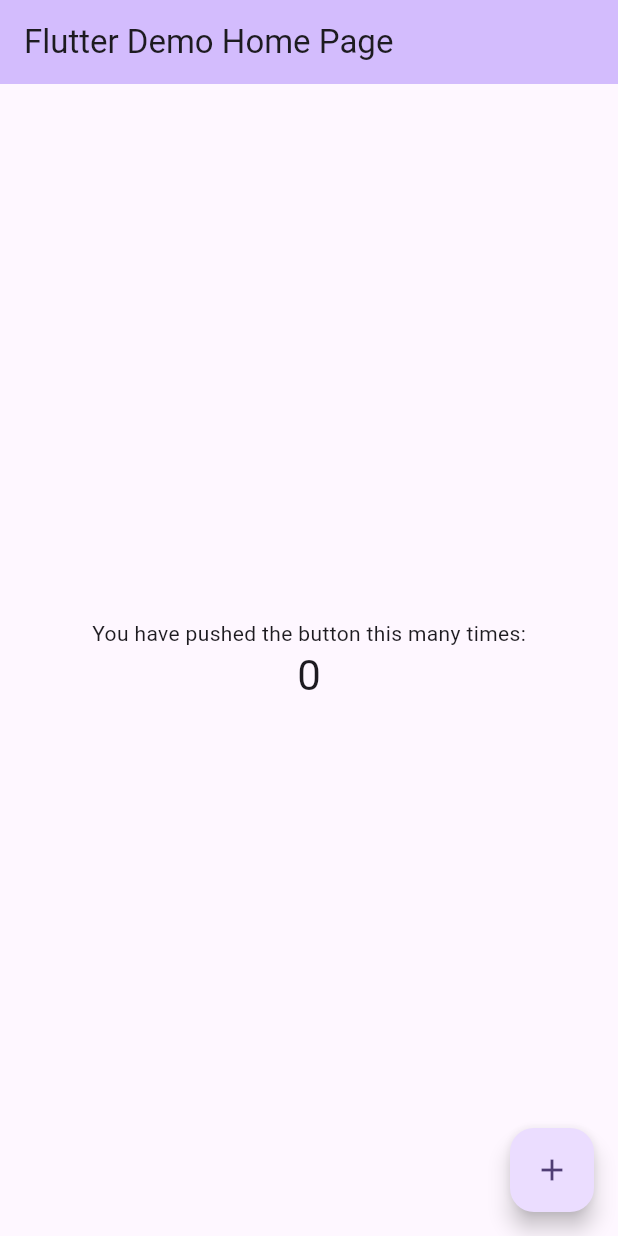
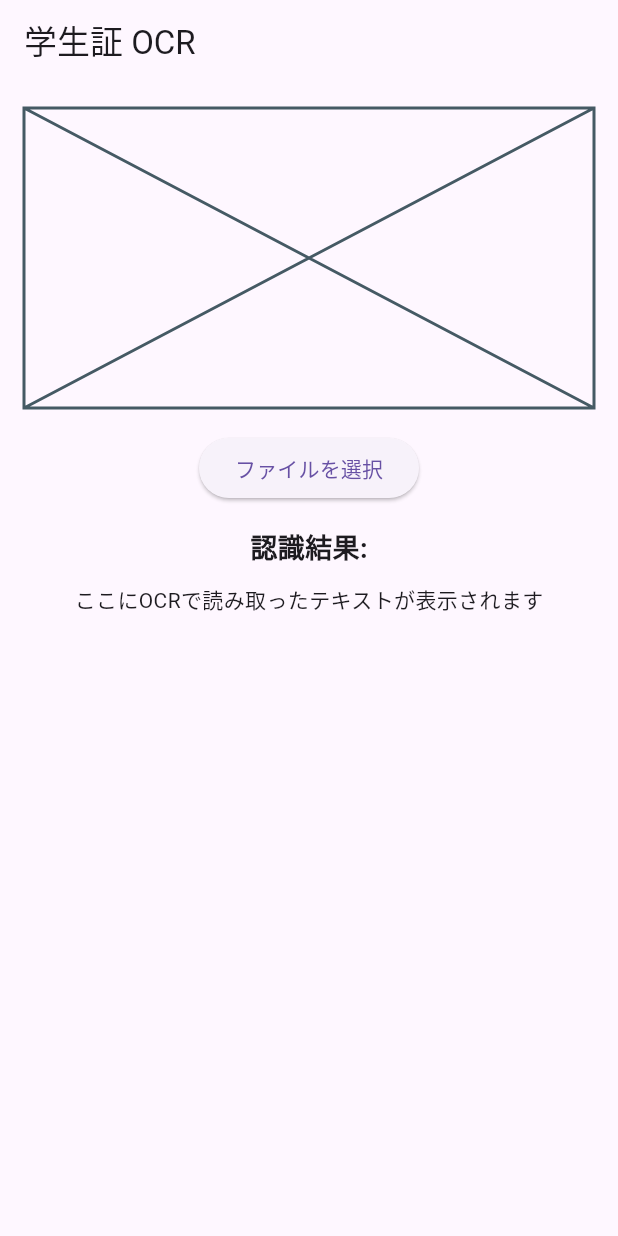
Before and after one commit to kuroishihiromu/GDSC-Hackathon-2024-0921, a Flutter app: the screen it shows after launch, on a phone screen of 412 x 824 dp. Run offline on Flutter 3.47's test engine with Material 3 defaults, Android fonts, the phone set to English and light mode, and no system bars; our stand-ins replace google_generative_ai; missing offline and left inert: dart:html.

Commit message:
[update] スキャン機能の実装

```diff
--- a/flutter_application_1/lib/main.dart
+++ b/flutter_application_1/lib/main.dart
@@ -1,4 +1,6 @@
 import 'package:flutter/material.dart';
+import 'dart:typed_data'; // Uint8Listのためにインポート
+import 'scan.dart'; // scan.dartから関数をインポート
 
 void main() {
   runApp(const MyApp());
@@ -7,119 +9,89 @@ void main() {
 class MyApp extends StatelessWidget {
   const MyApp({super.key});
 
-  // This widget is the root of your application.
   @override
   Widget build(BuildContext context) {
     return MaterialApp(
-      title: 'Flutter Demo',
+      title: '学生証 OCR',
       theme: ThemeData(
-        // This is the theme of your application.
-        //
-        // TRY THIS: Try running your application with "flutter run". You'll see
-        // the application has a purple toolbar. Then, without quitting the app,
-        // try changing the seedColor in the colorScheme below to Colors.green
-        // and then invoke "hot reload" (save your changes or press the "hot
-        // reload" button in a Flutter-supported IDE, or press "r" if you used
-        // the command line to start the app).
-        //
-        // Notice that the counter didn't reset back to zero; the application
-        // state is not lost during the reload. To reset the state, use hot
-        // restart instead.
-        //
-        // This works for code too, not just values: Most code changes can be
-        // tested with just a hot reload.
-        colorScheme: ColorScheme.fromSeed(seedColor: Colors.deepPurple),
-        useMaterial3: true,
+        primarySwatch: Colors.blue,
       ),
-      home: const MyHomePage(title: 'Flutter Demo Home Page'),
+      home: const MyHomePage(), // メイン画面としてMyHomePageを表示
     );
   }
 }
 
 class MyHomePage extends StatefulWidget {
-  const MyHomePage({super.key, required this.title});
-
-  // This widget is the home page of your application. It is stateful, meaning
-  // that it has a State object (defined below) that contains fields that affect
-  // how it looks.
-
-  // This class is the configuration for the state. It holds the values (in this
-  // case the title) provided by the parent (in this case the App widget) and
-  // used by the build method of the State. Fields in a Widget subclass are
-  // always marked "final".
-
-  final String title;
+  const MyHomePage({super.key});
 
   @override
-  State<MyHomePage> createState() => _MyHomePageState();
+  // ignore: library_private_types_in_public_api
+  _MyHomePageState createState() => _MyHomePageState();
 }
 
 class _MyHomePageState extends State<MyHomePage> {
-  int _counter = 0;
+  Uint8List? _imageBytes;
+  String _scannedText = 'ここにOCRで読み取ったテキストが表示されます';
 
-  void _incrementCounter() {
+  // スキャン処理をscan.dartから呼び出す
+  Future<void> _pickImage() async {
+    final Uint8List? imageBytes = await performImageScan(); // scan.dartの関数を使用
+    if (imageBytes != null) {
+      setState(() {
+        _imageBytes = imageBytes;
+      });
+      await _performOCR(_imageBytes!);
+    }
+  }
+
+  // OCR処理を実行
+  Future<void> _performOCR(Uint8List imageBytes) async {
+    final String scannedText = await performOCR(imageBytes); // scan.dartのOCR処理を呼び出し
     setState(() {
-      // This call to setState tells the Flutter framework that something has
-      // changed in this State, which causes it to rerun the build method below
-      // so that the display can reflect the updated values. If we changed
-      // _counter without calling setState(), then the build method would not be
-      // called again, and so nothing would appear to happen.
-      _counter++;
+      _scannedText = scannedText.isNotEmpty ? scannedText : 'テキストが検出されませんでした。';
     });
+    await _generateContent(_scannedText); // 生成AIモデルにOCR結果を渡す
+  }
+
+  // 生成AIを用いてOCR結果を解析
+  Future<void> _generateContent(String scannedText) async {
+    final String generatedContent = await generateAIContent(scannedText); // scan.dartの生成AI関数を呼び出し
+    print(generatedContent); // 生成された内容をコンソールに表示
   }
 
   @override
   Widget build(BuildContext context) {
-    // This method is rerun every time setState is called, for instance as done
-    // by the _incrementCounter method above.
-    //
-    // The Flutter framework has been optimized to make rerunning build methods
-    // fast, so that you can just rebuild anything that needs updating rather
-    // than having to individually change instances of widgets.
     return Scaffold(
       appBar: AppBar(
-        // TRY THIS: Try changing the color here to a specific color (to
-        // Colors.amber, perhaps?) and trigger a hot reload to see the AppBar
-        // change color while the other colors stay the same.
-        backgroundColor: Theme.of(context).colorScheme.inversePrimary,
-        // Here we take the value from the MyHomePage object that was created by
-        // the App.build method, and use it to set our appbar title.
-        title: Text(widget.title),
+        title: const Text('学生証 OCR'),
       ),
-      body: Center(
-        // Center is a layout widget. It takes a single child and positions it
-        // in the middle of the parent.
-        child: Column(
-          // Column is also a layout widget. It takes a list of children and
-          // arranges them vertically. By default, it sizes itself to fit its
-          // children horizontally, and tries to be as tall as its parent.
-          //
-          // Column has various properties to control how it sizes itself and
-          // how it positions its children. Here we use mainAxisAlignment to
-          // center the children vertically; the main axis here is the vertical
-          // axis because Columns are vertical (the cross axis would be
-          // horizontal).
-          //
-          // TRY THIS: Invoke "debug painting" (choose the "Toggle Debug Paint"
-          // action in the IDE, or press "p" in the console), to see the
-          // wireframe for each widget.
-          mainAxisAlignment: MainAxisAlignment.center,
-          children: <Widget>[
-            const Text(
-              'You have pushed the button this many times:',
-            ),
-            Text(
-              '$_counter',
-              style: Theme.of(context).textTheme.headlineMedium,
-            ),
-          ],
+      body: SingleChildScrollView(
+        child: Padding(
+          padding: const EdgeInsets.all(16.0),
+          child: Column(
+            children: [
+              _imageBytes != null
+                  ? Image.memory(
+                      _imageBytes!,
+                      fit: BoxFit.contain,
+                    )
+                  : const Placeholder(fallbackHeight: 200, fallbackWidth: double.infinity),
+              const SizedBox(height: 16),
+              ElevatedButton(
+                onPressed: _pickImage,
+                child: const Text('ファイルを選択'),
+              ),
+              const SizedBox(height: 16),
+              const Text(
+                '認識結果:',
+                style: TextStyle(fontSize: 18, fontWeight: FontWeight.bold),
+              ),
+              const SizedBox(height: 10),
+              Text(_scannedText),
+            ],
+          ),
         ),
       ),
-      floatingActionButton: FloatingActionButton(
-        onPressed: _incrementCounter,
-        tooltip: 'Increment',
-        child: const Icon(Icons.add),
-      ), // This trailing comma makes auto-formatting nicer for build methods.
     );
   }
 }
```
Also changed, not shown: flutter_application_1/lib/scan.dart (added, +109 -0 lines), flutter_application_1/pubspec.yaml (+8 -0 lines), flutter_application_1/lib/ocr.dart (added), flutter_application_1/pubspec.lock, 6 other files.
